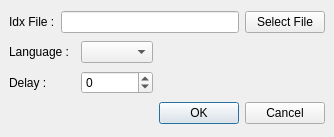
This is branches/avidemux_2.4_branch/avidemux/ADM_userInterfaces/ADM_QT4/ADM_dialog/vobsub.ui in BackupTheBerlios/avidemux-svn as Qt 5 draws it before an edit. The edited form follows.
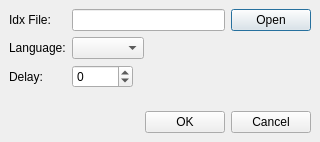
This is the edited form.

Commit message: [Qt] use a ButtonBox on encoding and vobsub windows

Patch:
```diff
--- a/branches/avidemux_2.4_branch/avidemux/ADM_userInterfaces/ADM_QT4/ADM_dialog/vobsub.ui
+++ b/branches/avidemux_2.4_branch/avidemux/ADM_userInterfaces/ADM_QT4/ADM_dialog/vobsub.ui
@@ -5,65 +5,148 @@
    <rect>
     <x>0</x>
     <y>0</y>
-    <width>334</width>
-    <height>137</height>
+    <width>320</width>
+    <height>142</height>
    </rect>
   </property>
   <property name="windowTitle" >
    <string>Subtitle Font Size and Position</string>
   </property>
-  <layout class="QGridLayout" >
+  <layout class="QVBoxLayout" >
    <property name="margin" >
     <number>9</number>
    </property>
    <property name="spacing" >
     <number>6</number>
    </property>
-   <item row="1" column="2" >
-    <widget class="QComboBox" name="comboBoxLanguage" />
-   </item>
-   <item row="2" column="2" >
-    <widget class="QSpinBox" name="spinBox" >
-     <property name="maximum" >
-      <number>20000</number>
+   <item>
+    <layout class="QGridLayout" >
+     <property name="margin" >
+      <number>0</number>
      </property>
-     <property name="minimum" >
-      <number>-2000</number>
+     <property name="spacing" >
+      <number>6</number>
      </property>
-    </widget>
+     <item row="1" column="0" >
+      <widget class="QLabel" name="label_2" >
+       <property name="text" >
+        <string>Language:</string>
+       </property>
+      </widget>
+     </item>
+     <item row="0" column="1" >
+      <widget class="QLineEdit" name="lineEditIdx" />
+     </item>
+     <item row="2" column="1" >
+      <layout class="QHBoxLayout" >
+       <property name="margin" >
+        <number>0</number>
+       </property>
+       <property name="spacing" >
+        <number>6</number>
+       </property>
+       <item>
+        <widget class="QSpinBox" name="spinBox" >
+         <property name="maximum" >
+          <number>20000</number>
+         </property>
+         <property name="minimum" >
+          <number>-2000</number>
+         </property>
+        </widget>
+       </item>
+       <item>
+        <spacer>
+         <property name="orientation" >
+          <enum>Qt::Horizontal</enum>
+         </property>
+         <property name="sizeHint" >
+          <size>
+           <width>40</width>
+           <height>20</height>
+          </size>
+         </property>
+        </spacer>
+       </item>
+      </layout>
+     </item>
+     <item row="0" column="0" >
+      <widget class="QLabel" name="label" >
+       <property name="text" >
+        <string>Idx File:</string>
+       </property>
+      </widget>
+     </item>
+     <item row="2" column="0" >
+      <widget class="QLabel" name="label_3" >
+       <property name="text" >
+        <string>Delay:</string>
+       </property>
+      </widget>
+     </item>
+     <item row="1" column="1" >
+      <layout class="QHBoxLayout" >
+       <property name="margin" >
+        <number>0</number>
+       </property>
+       <property name="spacing" >
+        <number>6</number>
+       </property>
+       <item>
+        <widget class="QComboBox" name="comboBoxLanguage" />
+       </item>
+       <item>
+        <spacer>
+         <property name="orientation" >
+          <enum>Qt::Horizontal</enum>
+         </property>
+         <property name="sizeHint" >
+          <size>
+           <width>40</width>
+           <height>20</height>
+          </size>
+         </property>
+        </spacer>
+       </item>
+      </layout>
+     </item>
+     <item row="0" column="2" >
+      <widget class="QDialogButtonBox" name="buttonBox2" >
+       <property name="sizePolicy" >
+        <sizepolicy>
+         <hsizetype>0</hsizetype>
+         <vsizetype>0</vsizetype>
+         <horstretch>0</horstretch>
+         <verstretch>0</verstretch>
+        </sizepolicy>
+       </property>
+       <property name="orientation" >
+        <enum>Qt::Horizontal</enum>
+       </property>
+       <property name="standardButtons" >
+        <set>QDialogButtonBox::Open</set>
+       </property>
+      </widget>
+     </item>
+    </layout>
    </item>
-   <item row="2" column="0" >
-    <widget class="QLabel" name="label_3" >
-     <property name="text" >
-      <string>Delay :</string>
+   <item>
+    <spacer>
+     <property name="orientation" >
+      <enum>Qt::Vertical</enum>
      </property>
-    </widget>
-   </item>
-   <item row="0" column="1" colspan="3" >
-    <widget class="QLineEdit" name="lineEditIdx" />
-   </item>
-   <item row="0" column="4" >
-    <widget class="QPushButton" name="pushButtonIdx" >
-     <property name="text" >
-      <string>Select File</string>
+     <property name="sizeType" >
+      <enum>QSizePolicy::MinimumExpanding</enum>
      </property>
-    </widget>
-   </item>
-   <item row="1" column="0" colspan="2" >
-    <widget class="QLabel" name="label_2" >
-     <property name="text" >
-      <string>Language :</string>
+     <property name="sizeHint" >
+      <size>
+       <width>20</width>
+       <height>16</height>
+      </size>
      </property>
-    </widget>
+    </spacer>
    </item>
-   <item row="0" column="0" >
-    <widget class="QLabel" name="label" >
-     <property name="text" >
-      <string>Idx File :</string>
-     </property>
-    </widget>
-   </item>
-   <item row="3" column="3" colspan="2" >
+   <item>
     <widget class="QDialogButtonBox" name="buttonBox" >
      <property name="orientation" >
       <enum>Qt::Horizontal</enum>
```
Left out of the diff: 7 changed lines with no effect on the pictures. The commit also changes 4 other files.
